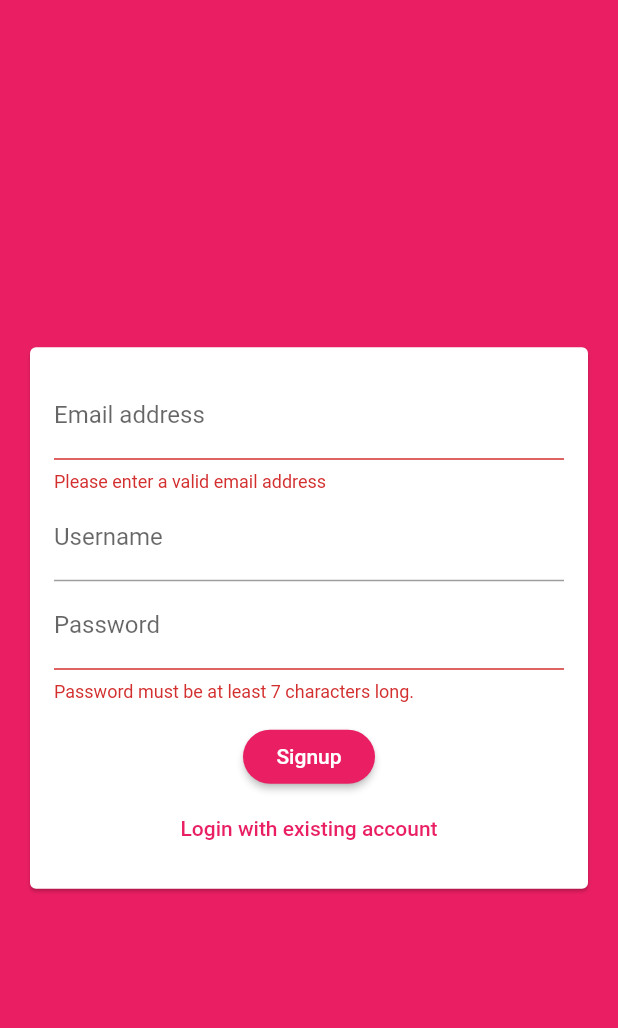
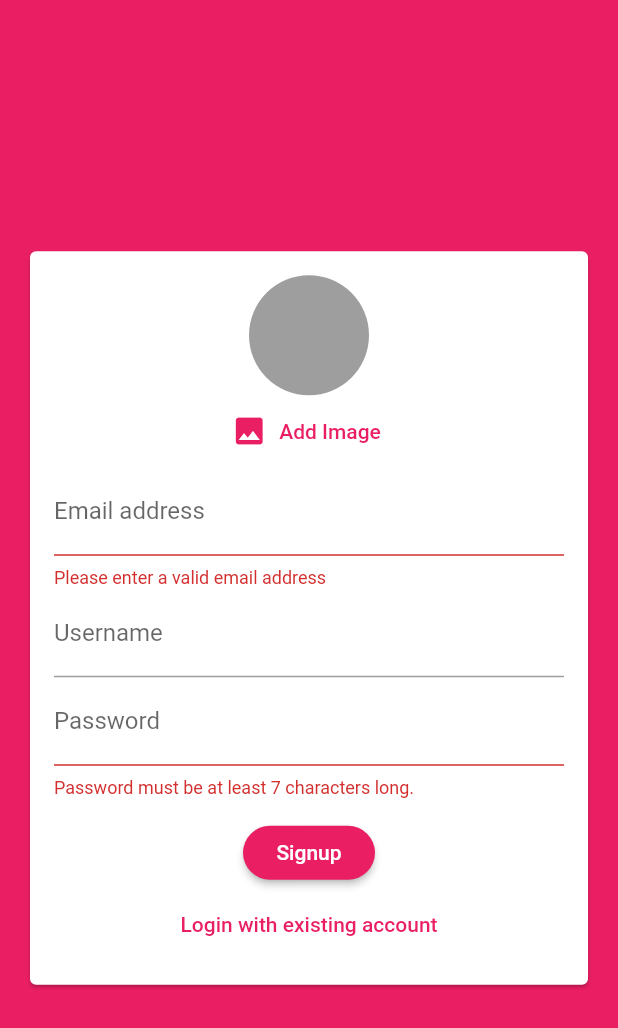
Before and after one commit to gm1357/chat_app, a Flutter app: the screen it shows after launch, after a tap on "Login", after a tap on "Create new account", on a phone screen of 412 x 824 dp. Shown: the top 1028 px of the screen. Run offline on Flutter 3.47's test engine with Material 2 defaults, Android fonts, the phone set to English and light mode, and no system bars; our stand-ins replace cloud_firestore, firebase_auth, firebase_storage, image_picker; accounts and stored records are empty.

Commit message:
Começado a implementação do upload de imagens

```diff
--- a/lib/screens/auth_screen.dart
+++ b/lib/screens/auth_screen.dart
@@ -1,7 +1,10 @@
+import 'dart:io';
+
 import 'package:flutter/material.dart';
 import 'package:firebase_auth/firebase_auth.dart';
 import 'package:flutter/services.dart';
 import 'package:cloud_firestore/cloud_firestore.dart';
+import 'package:firebase_storage/firebase_storage.dart';
 
 import '../widgets/auth/auth_form.dart';
 
@@ -18,6 +21,7 @@ class _AuthScreenState extends State<AuthScreen> {
     String email,
     String password,
     String username,
+    File userImageFile,
     bool isLogin,
     BuildContext ctx,
   ) async {
@@ -37,6 +41,14 @@ class _AuthScreenState extends State<AuthScreen> {
           email: email,
           password: password,
         );
+
+        final ref = FirebaseStorage.instance
+            .ref()
+            .child('user_images')
+            .child(authResult.user.uid + '.jpg');
+
+        await ref.putFile(userImageFile).onComplete;
+
         await Firestore.instance
             .collection('users')
             .document(authResult.user.uid)
--- a/lib/widgets/auth/auth_form.dart
+++ b/lib/widgets/auth/auth_form.dart
@@ -1,4 +1,8 @@
+import 'dart:io';
+
 import 'package:flutter/material.dart';
+
+import '../pickers/user_image_picker.dart';
 
 class AuthForm extends StatefulWidget {
   AuthForm(
@@ -11,6 +15,7 @@ class AuthForm extends StatefulWidget {
     String email,
     String password,
     String username,
+    File userImage,
     bool isLogin,
     BuildContext ctx,
   ) submitFn;
@@ -22,13 +27,28 @@ class AuthForm extends StatefulWidget {
 class _AuthFormState extends State<AuthForm> {
   final _formKey = GlobalKey<FormState>();
   var _isLogin = true;
-  String _userEmail = '';
-  String _userName = '';
-  String _userPassword = '';
+  var _userEmail = '';
+  var _userName = '';
+  var _userPassword = '';
+  File _userImageFile;
+
+  void _pickedImage(File image) {
+    _userImageFile = image;
+  }
 
   void _trySubmit() {
     final isValid = _formKey.currentState.validate();
     FocusScope.of(context).unfocus();
+
+    if (_userImageFile == null && !_isLogin) {
+      Scaffold.of(context).showSnackBar(
+        SnackBar(
+          content: Text('Please pick an image.'),
+          backgroundColor: Theme.of(context).errorColor,
+        ),
+      );
+      return;
+    }
 
     if (isValid) {
       _formKey.currentState.save();
@@ -36,6 +56,7 @@ class _AuthFormState extends State<AuthForm> {
         _userEmail.trim(),
         _userPassword.trim(),
         _userName.trim(),
+        _userImageFile,
         _isLogin,
         context,
       );
@@ -55,6 +76,7 @@ class _AuthFormState extends State<AuthForm> {
               child: Column(
                 mainAxisSize: MainAxisSize.min,
                 children: <Widget>[
+                  if (!_isLogin) UserImagePicker(_pickedImage),
                   TextFormField(
                     key: ValueKey('email'),
                     validator: (value) {
--- /dev/null
+++ b/lib/widgets/pickers/user_image_picker.dart
@@ -0,0 +1,50 @@
+import 'dart:io';
+
+import 'package:flutter/material.dart';
+import 'package:image_picker/image_picker.dart';
+
+class UserImagePicker extends StatefulWidget {
+  final Function(File pickedImage) imagePickFn;
+
+  UserImagePicker(this.imagePickFn);
+
+  @override
+  _UserImagePickerState createState() => _UserImagePickerState();
+}
+
+class _UserImagePickerState extends State<UserImagePicker> {
+  File _pickedImage;
+
+  void _pickImage() async {
+    final picker = ImagePicker();
+    final pickedImage = await picker.getImage(
+      source: ImageSource.camera,
+    );
+    final pickedImageFile = File(pickedImage.path);
+
+    setState(() {
+      _pickedImage = pickedImageFile;
+    });
+    widget.imagePickFn(pickedImageFile);
+  }
+
+  @override
+  Widget build(BuildContext context) {
+    return Column(
+      children: <Widget>[
+        CircleAvatar(
+          backgroundColor: Colors.grey,
+          backgroundImage:
+              _pickedImage != null ? FileImage(_pickedImage) : null,
+          radius: 40,
+        ),
+        FlatButton.icon(
+          onPressed: _pickImage,
+          textColor: Theme.of(context).primaryColor,
+          icon: Icon(Icons.image),
+          label: Text('Add Image'),
+        ),
+      ],
+    );
+  }
+}
--- a/pubspec.yaml
+++ b/pubspec.yaml
@@ -30,6 +30,8 @@ dependencies:
   cupertino_icons: ^0.1.3
   cloud_firestore: ^0.13.7
   firebase_auth: ^0.16.1
+  image_picker: ^0.6.7+4
+  firebase_storage: ^3.1.6
 
 dev_dependencies:
   flutter_test:
```
Also changed, not shown: pubspec.lock.
